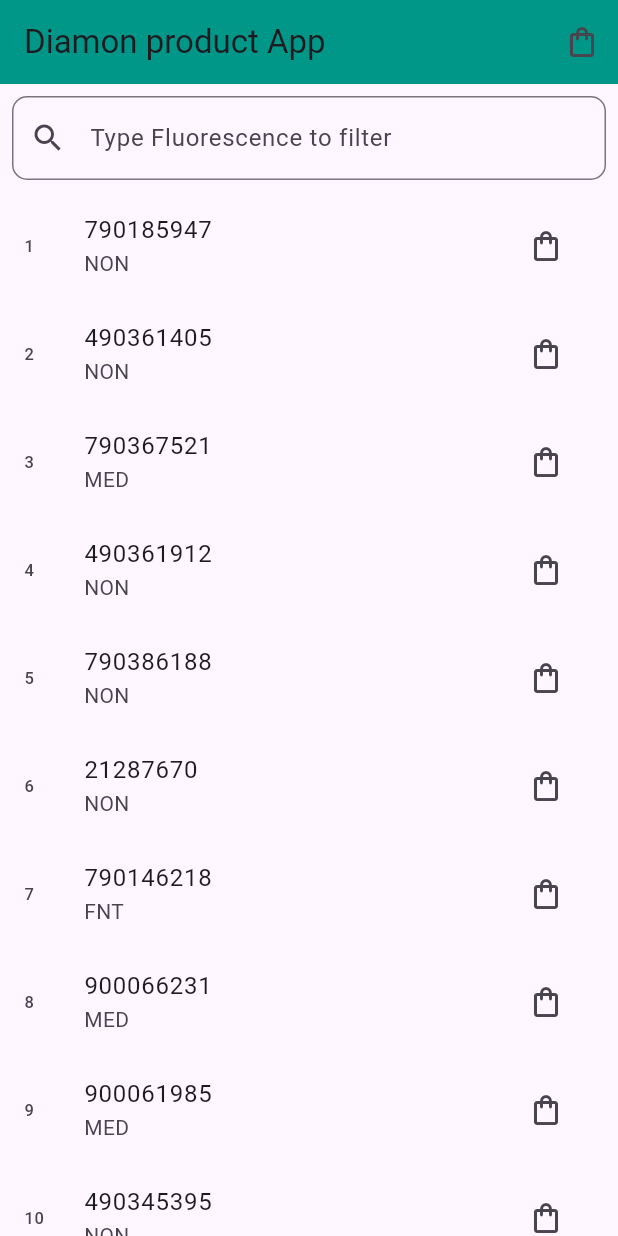
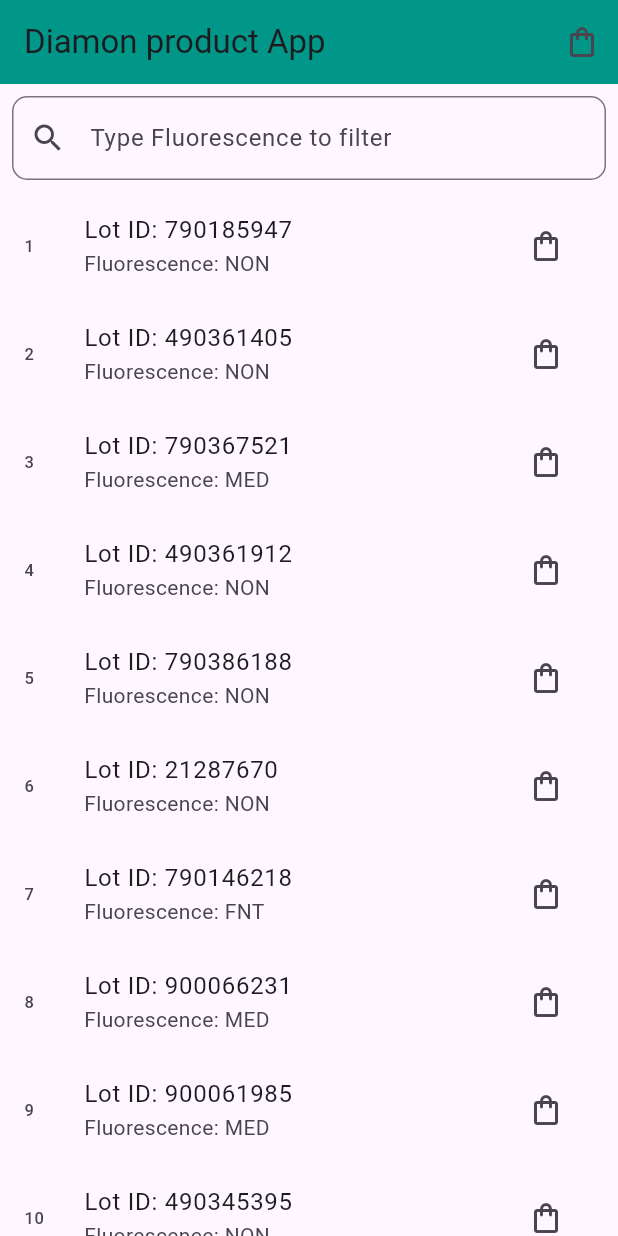
Before and after one commit to kapil4611/diamondapp, a Flutter app: the screen it shows after launch, on a phone screen of 412 x 824 dp. Run offline on Flutter 3.47's test engine with Material 3 defaults, Android fonts, the phone set to English and light mode, and no system bars; our stand-ins replace bloc, flutter_bloc, shared_preferences.

Commit message:
minor changes

```diff
--- a/lib/features/home/ui/home.dart
+++ b/lib/features/home/ui/home.dart
@@ -82,8 +82,9 @@ class _HomeState extends State<Home> {
                           var item = successState.products[index];
                           return ListTile(
                             leading: Text((index + 1).toString()),
-                            title: Text(item.lotId.toString()),
-                            subtitle: Text(item.fluorescence),
+                            title: Text("Lot ID: ${item.lotId}"),
+                            subtitle:
+                                Text("Fluorescence: ${item.fluorescence}"),
                             trailing: IconButton(
                               onPressed: () {
                                 homeBloc.add(HomeProductCartButtonClickedEvent(
```
Also changed, not shown: 1 other file.
